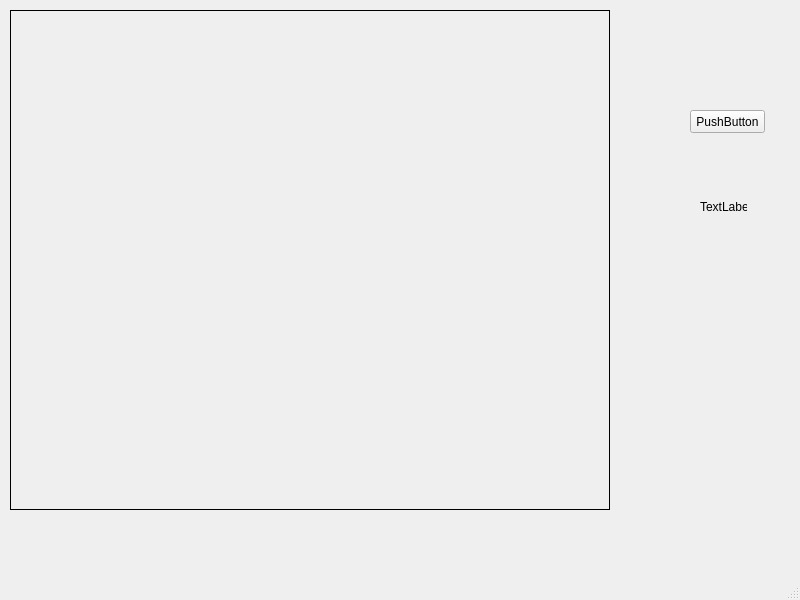
Old version of the form 2/ui/ui.ui in the repository Sergkon99/computer-graphics.
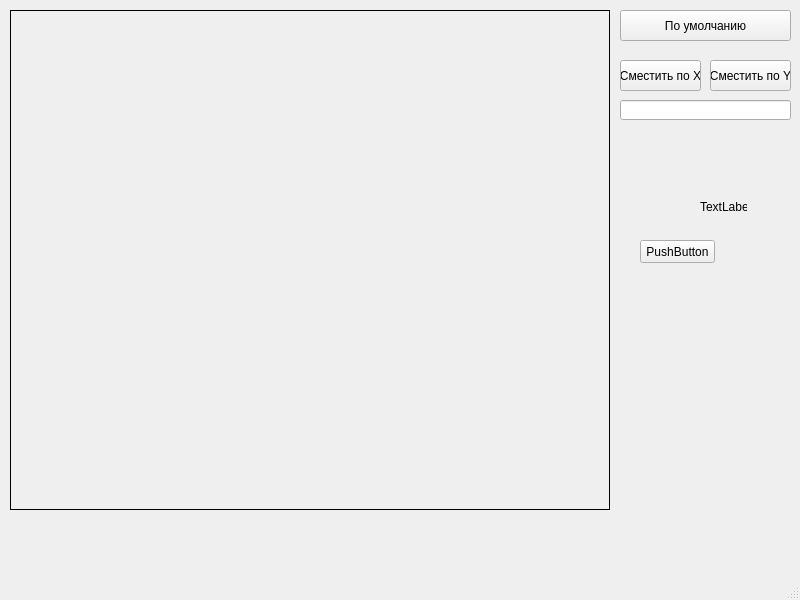
New version of the form.

The edit to the form file:
```diff
--- a/2/ui/ui.ui
+++ b/2/ui/ui.ui
@@ -17,8 +17,8 @@
    <widget class="QPushButton" name="pushButton">
     <property name="geometry">
      <rect>
-      <x>690</x>
-      <y>110</y>
+      <x>640</x>
+      <y>240</y>
       <width>75</width>
       <height>23</height>
      </rect>
@@ -56,6 +56,55 @@
      <string/>
     </property>
    </widget>
+   <widget class="QPushButton" name="pb_default">
+    <property name="geometry">
+     <rect>
+      <x>620</x>
+      <y>10</y>
+      <width>171</width>
+      <height>31</height>
+     </rect>
+    </property>
+    <property name="text">
+     <string>По умолчанию</string>
+    </property>
+   </widget>
+   <widget class="QPushButton" name="pb_move_x">
+    <property name="geometry">
+     <rect>
+      <x>620</x>
+      <y>60</y>
+      <width>81</width>
+      <height>31</height>
+     </rect>
+    </property>
+    <property name="text">
+     <string>Сместить по X</string>
+    </property>
+   </widget>
+   <widget class="QPushButton" name="pb_move_y">
+    <property name="geometry">
+     <rect>
+      <x>710</x>
+      <y>60</y>
+      <width>81</width>
+      <height>31</height>
+     </rect>
+    </property>
+    <property name="text">
+     <string>Сместить по Y</string>
+    </property>
+   </widget>
+   <widget class="QLineEdit" name="le_move">
+    <property name="geometry">
+     <rect>
+      <x>620</x>
+      <y>100</y>
+      <width>171</width>
+      <height>20</height>
+     </rect>
+    </property>
+   </widget>
   </widget>
   <widget class="QMenuBar" name="menubar">
    <property name="geometry">
```
